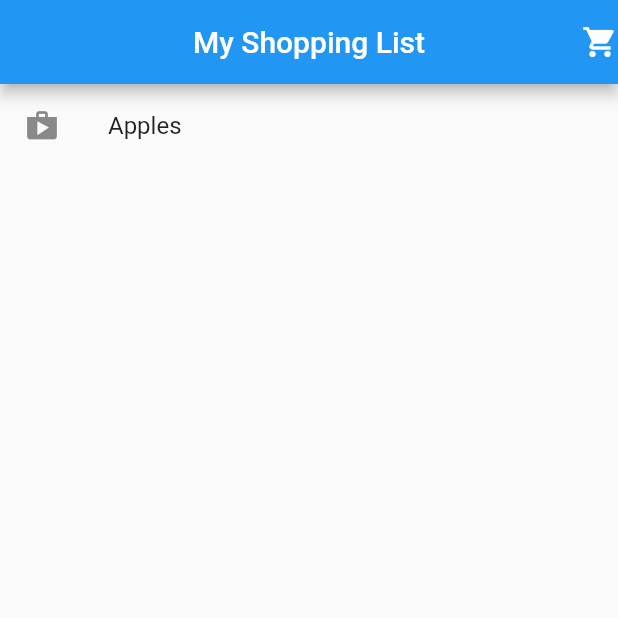
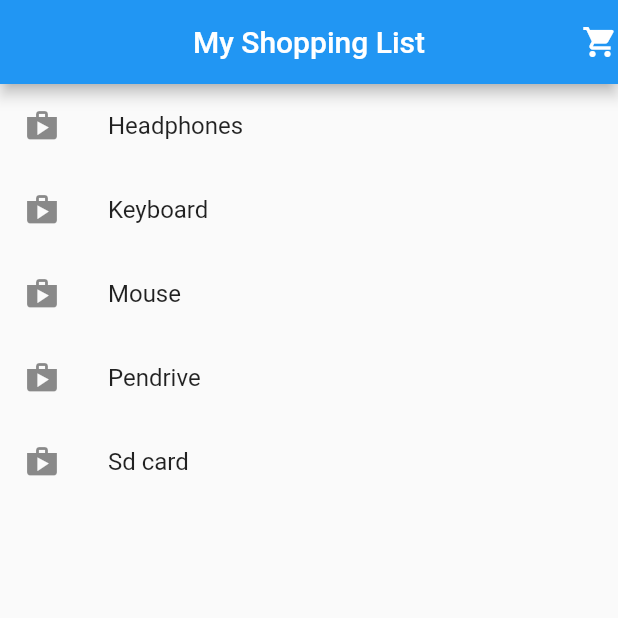
Before and after one commit to smsakib/fluttermod6livtest, a Flutter app: the screen it shows after launch, on a phone screen of 412 x 824 dp, the top half of it. Run offline on Flutter 3.47's test engine with Material 2 defaults, Android fonts, the phone set to English and light mode, and no system bars.

Commit message:
final code exam

```diff
--- a/lib/main.dart
+++ b/lib/main.dart
@@ -8,6 +8,7 @@ class MyApp extends StatelessWidget {
   @override
   Widget build(BuildContext context) {
     return MaterialApp(
+      debugShowCheckedModeBanner: false,
       home: Scaffold(
         appBar: AppBar(
     backgroundColor: Colors.blue,
@@ -17,10 +18,34 @@ class MyApp extends StatelessWidget {
         Icons.shopping_cart,
       ),],
     ),
-        body: ListTile(
-          leading: Icon(Icons.shop),
-          title: Text("Apples"),
+        body: ListView(
+          children: [
+            ListTile(
+              leading: Icon(Icons.shop),
+              title: Text("Headphones"),
 
+            ),
+            ListTile(
+              leading: Icon(Icons.shop),
+              title: Text("Keyboard"),
+
+            ),
+            ListTile(
+              leading: Icon(Icons.shop),
+              title: Text("Mouse"),
+
+            ),
+            ListTile(
+              leading: Icon(Icons.shop),
+              title: Text("Pendrive"),
+
+            ),
+            ListTile(
+              leading: Icon(Icons.shop),
+              title: Text("Sd card"),
+
+            )
+          ],
         )
       ),
 
```
